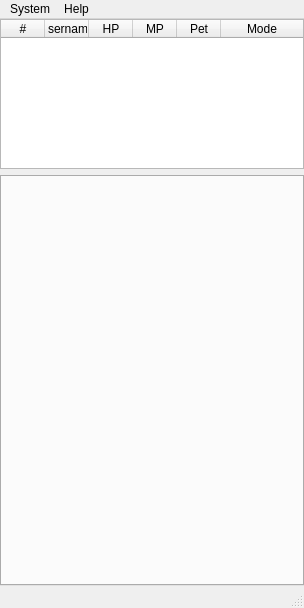
First picture: the form in AutoTLBB/MainWindow.ui, repository NhokCrazy199/AutoTLBB, before the edit.
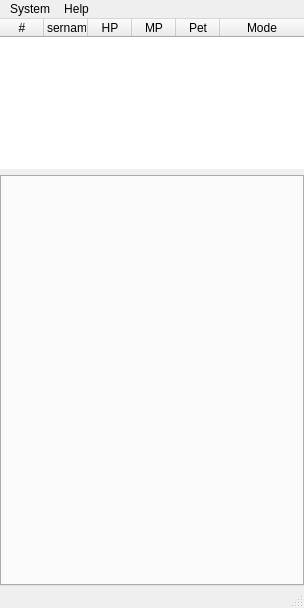
Second picture: the form after the edit.

Commit message: Set default

```diff
--- a/AutoTLBB/MainWindow.ui
+++ b/AutoTLBB/MainWindow.ui
@@ -71,11 +71,8 @@
         <height>600</height>
        </size>
       </property>
-      <property name="contextMenuPolicy">
-       <enum>Qt::DefaultContextMenu</enum>
-      </property>
-      <property name="autoFillBackground">
-       <bool>true</bool>
+      <property name="frameShape">
+       <enum>QFrame::NoFrame</enum>
       </property>
       <property name="lineWidth">
        <number>1</number>
```
Left out of the diff: 15 changed lines with no effect on the pictures. The commit also changes 1 other file.
